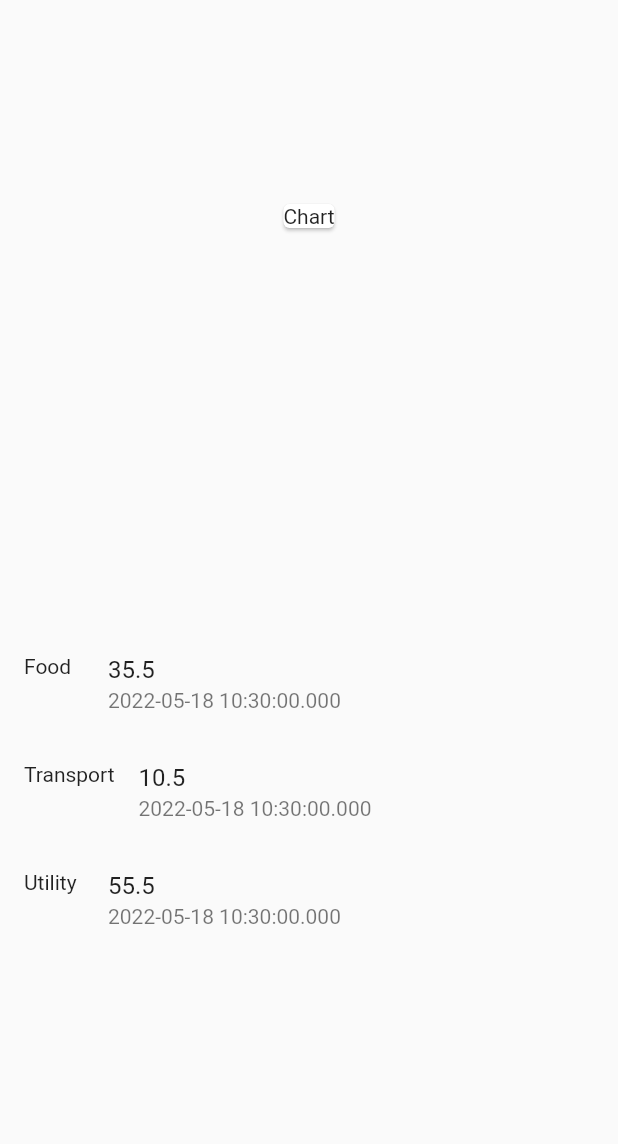
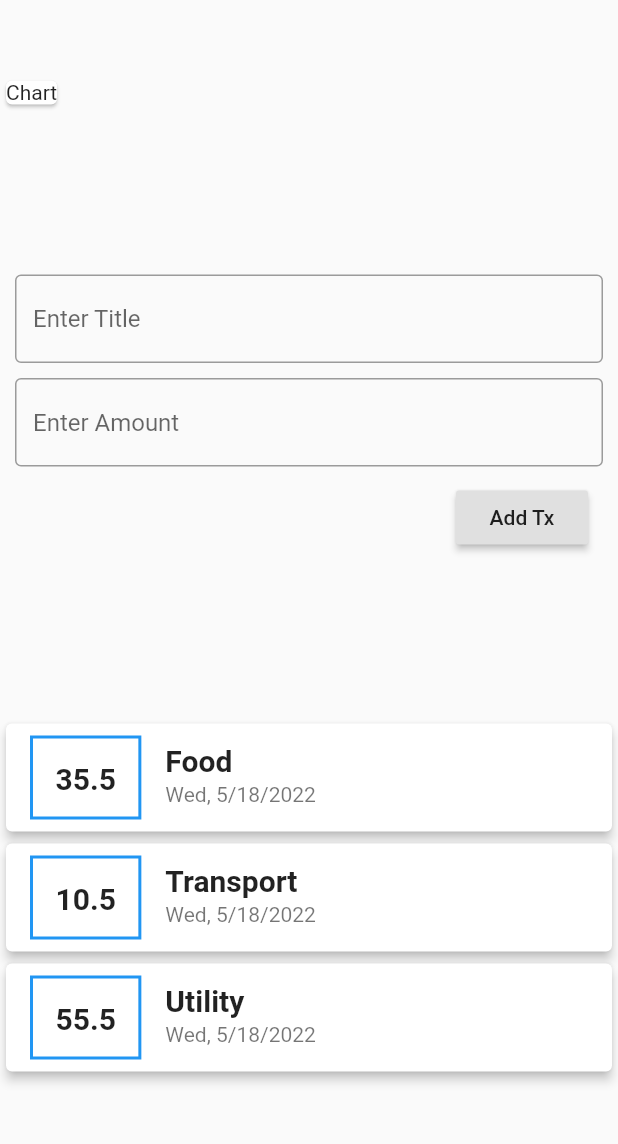
Before and after one commit to ramonyohannes/Expense-Tracker-App, a Flutter app: the screen it shows after launch, on a phone screen of 412 x 824 dp, the part 84-1228 px from its top. Run offline on Flutter 3.47's test engine with Material 2 defaults, Android fonts, the phone set to English and light mode, and no system bars.

Commit message:
Created TextFields

```diff
--- a/lib/main.dart
+++ b/lib/main.dart
@@ -1,4 +1,6 @@
 import 'package:flutter/material.dart';
+
+import 'package:intl/intl.dart';
 
 import './transaction.dart';
 
@@ -38,6 +40,9 @@ class HomePage extends StatelessWidget {
 
   @override
   Widget build(BuildContext context) {
+    var textInput = TextEditingController();
+    var amountInput = TextEditingController();
+
     return Scaffold(
       appBar: AppBar(
         title: const Text(
@@ -54,18 +59,87 @@ class HomePage extends StatelessWidget {
       ),
       body: Column(
         mainAxisAlignment: MainAxisAlignment.spaceAround,
-        //crossAxisAlignment: CrossAxisAlignment.end,
+        crossAxisAlignment: CrossAxisAlignment.start,
         children: [
           const Card(
             child: Text("Chart"),
           ),
+          Container(
+            margin: const EdgeInsets.all(10),
+            child: Column(
+              crossAxisAlignment: CrossAxisAlignment.end,
+              children: [
+                Container(
+                  margin: const EdgeInsets.only(
+                    bottom: 10,
+                  ),
+                  child: TextField(
+                    decoration: const InputDecoration(
+                      border: OutlineInputBorder(),
+                      hintText: 'Enter Title',
+                    ),
+                    controller: textInput,
+                  ),
+                ),
+                Container(
+                  margin: const EdgeInsets.only(
+                    bottom: 10,
+                  ),
+                  child: TextField(
+                    decoration: const InputDecoration(
+                      border: OutlineInputBorder(),
+                      hintText: 'Enter Amount',
+                    ),
+                    controller: amountInput,
+                  ),
+                ),
+                Container(
+                  margin: const EdgeInsets.only(
+                    right: 10,
+                  ),
+                  child: RaisedButton(
+                    onPressed: () {
+                      print(amountInput.text);
+                      print(textInput.text);
+                    },
+                    child: const Text("Add Tx"),
+                  ),
+                ),
+              ],
+            ),
+          ),
           Column(
             children: transactions.map(
               (tx) {
-                return ListTile(
-                  leading: Text(tx.title),
-                  title: Text(tx.amount.toString()),
-                  subtitle: Text(tx.date.toString()),
+                return Card(
+                  elevation: 3,
+                  child: ListTile(
+                    leading: Container(
+                      padding: const EdgeInsets.all(15),
+                      decoration: BoxDecoration(
+                          border: Border.all(
+                        width: 2,
+                        color: Colors.blue,
+                      )),
+                      child: Text(
+                        tx.amount.toString(),
+                        style: const TextStyle(
+                          fontSize: 20,
+                          fontWeight: FontWeight.bold,
+                        ),
+                      ),
+                    ),
+                    title: Text(
+                      tx.title,
+                      style: const TextStyle(
+                        fontWeight: FontWeight.bold,
+                        fontSize: 20,
+                      ),
+                    ),
+                    subtitle: Text(
+                      DateFormat.yMEd().format(tx.date),
+                    ),
+                  ),
                 );
               },
             ).toList(),
--- a/pubspec.yaml
+++ b/pubspec.yaml
@@ -29,6 +29,7 @@ environment:
 dependencies:
   flutter:
     sdk: flutter
+  intl: ^0.17.0
 
 
   # The following adds the Cupertino Icons font to your application.
```
Also changed, not shown: pubspec.lock.
